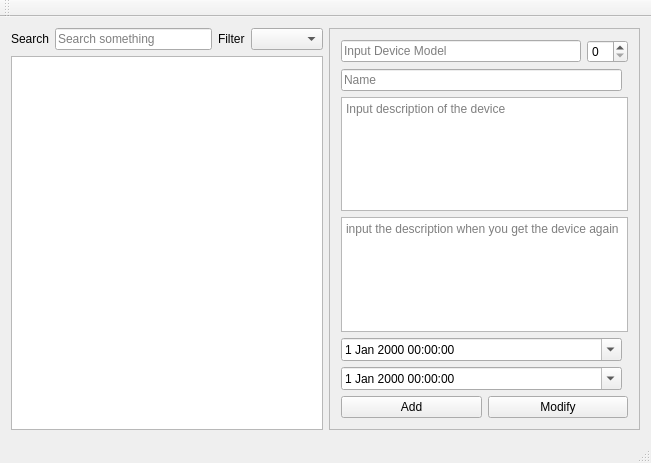
Qt form mainwindow.ui (danalex07/borrowingmanager) before a commit.
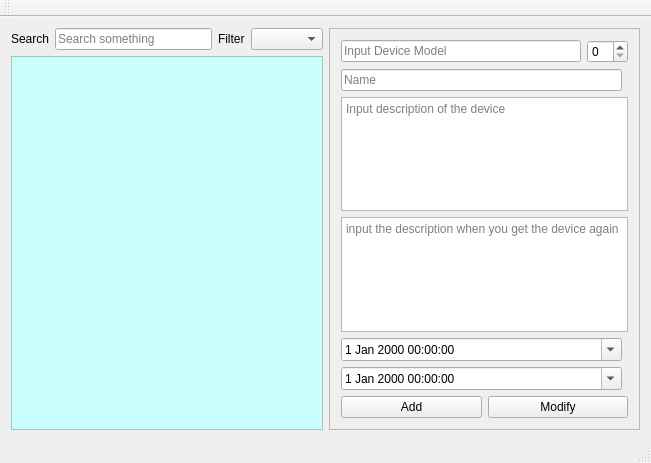
The same form after that commit.

What changed in the file:
```diff
--- a/mainwindow.ui
+++ b/mainwindow.ui
@@ -129,7 +129,15 @@
      </widget>
     </item>
     <item row="1" column="0">
-     <widget class="QTableView" name="tableView"/>
+     <widget class="QTableView" name="tableView">
+      <property name="styleSheet">
+       <string notr="true">QTableView {
+	background-color: rgb(202, 255, 254);
+}
+QHeaderView::section { background-color: ghostwhite}
+</string>
+      </property>
+     </widget>
     </item>
    </layout>
   </widget>
```
